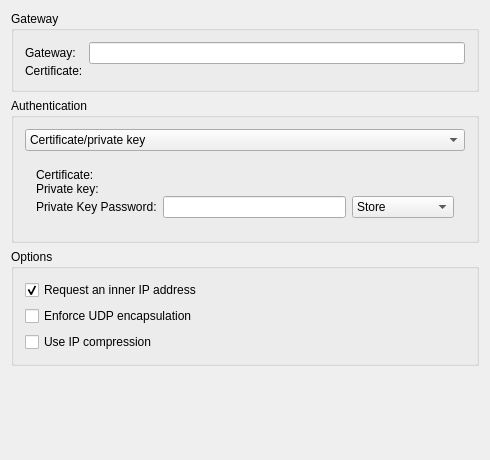
KDE/plasma-nm, file vpn/strongswan/strongswanprop.ui: the form before one commit.
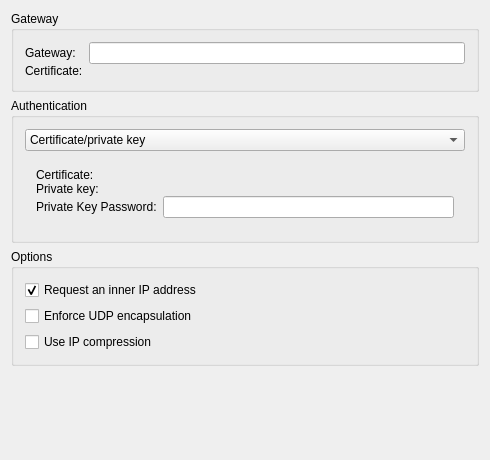
The form after the commit. Custom widgets are drawn as their Qt base class.

Commit message:
Add option to select password storage to all password fields
TODO: Make this option accessible using keyboard

BUG:340707
REVIEW:125723

```diff
--- a/vpn/strongswan/strongswanprop.ui
+++ b/vpn/strongswan/strongswanprop.ui
@@ -150,34 +150,6 @@
               </property>
              </widget>
             </item>
-            <item>
-             <widget class="QComboBox" name="cboPrivateKeyPassOptions">
-              <property name="sizePolicy">
-               <sizepolicy hsizetype="Preferred" vsizetype="Fixed">
-                <horstretch>0</horstretch>
-                <verstretch>0</verstretch>
-               </sizepolicy>
-              </property>
-              <property name="sizeAdjustPolicy">
-               <enum>QComboBox::AdjustToContents</enum>
-              </property>
-              <item>
-               <property name="text">
-                <string>Store</string>
-               </property>
-              </item>
-              <item>
-               <property name="text">
-                <string>Always Ask</string>
-               </property>
-              </item>
-              <item>
-               <property name="text">
-                <string>Not Required</string>
-               </property>
-              </item>
-             </widget>
-            </item>
            </layout>
           </item>
          </layout>
```
Left out of the diff: 44 changed lines with no effect on the pictures. The commit also changes 89 other files.
